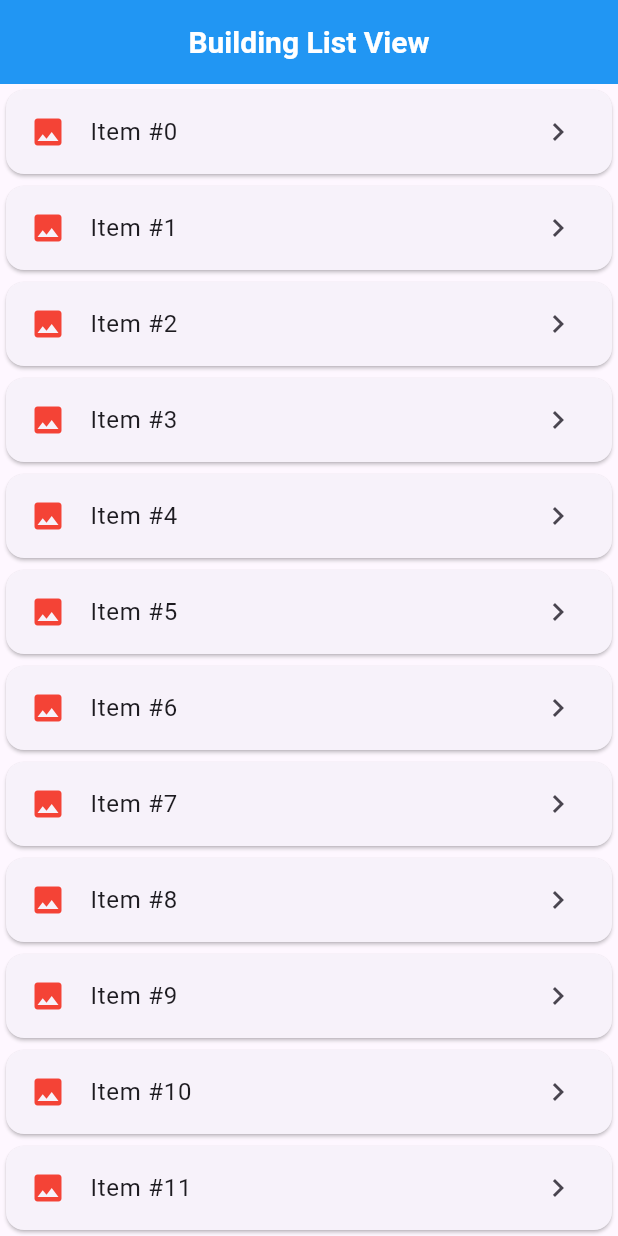
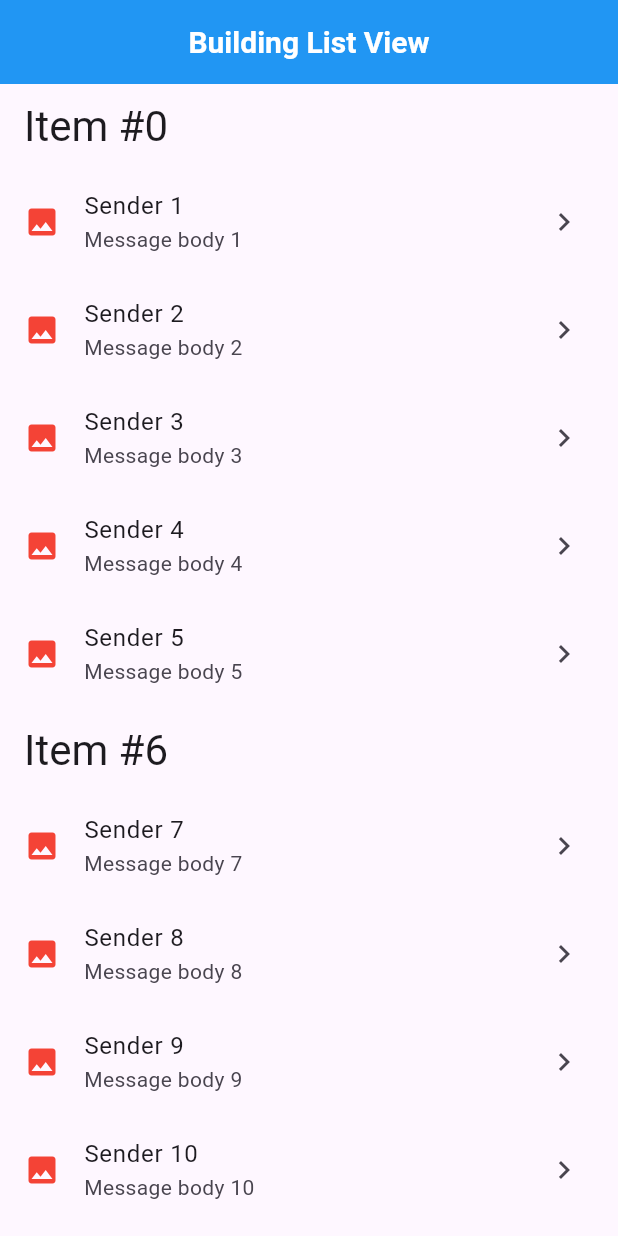
Before and after one commit to clonediff/FlutterTests, a Flutter app: the screen it shows after launch, on a phone screen of 412 x 824 dp. Run offline on Flutter 3.47's test engine with Material 3 defaults, Android fonts, the phone set to English and light mode, and no system bars.

Commit message:
[add] ListView with headings

```diff
--- a/lib/main.dart
+++ b/lib/main.dart
@@ -9,24 +9,57 @@ class MyFirstApp extends StatelessWidget {
 
   @override
   Widget build(BuildContext context) {
-    final List<String> items = List<String>.generate(10000, (i) => 'Item #$i');
+    final List<ListItem> items = List<ListItem>.generate(
+        10000,
+        (i) => i % 6 == 0
+            ? HeadingItem(title: 'Item #$i')
+            : MessageItem(
+                sender: 'Sender $i',
+                body: 'Message body $i',
+              ));
 
     return MaterialApp(
       home: Scaffold(
           appBar: DefaultAppBar(
             title: const Text('Building List View'),
           ),
-          body: ListView.builder(
-            itemBuilder: (context, index) => Card(
-              child: ListTile(
-                title: Text(items[index]),
-                leading: const Icon(Icons.insert_photo, color: Colors.red),
-                trailing: const Icon(Icons.keyboard_arrow_right),
-              ),
-            ),
-          )),
+          body: ListView.builder(itemBuilder: (context, index) {
+            switch (items[index]) {
+              case HeadingItem headingItem:
+                return ListTile(
+                  title: Text(
+                    headingItem.title,
+                    style: Theme.of(context).textTheme.headlineMedium,
+                  ),
+                );
+              case MessageItem messageItem:
+                return ListTile(
+                  title: Text(messageItem.sender),
+                  subtitle: Text(messageItem.body),
+                  leading: const Icon(Icons.insert_photo, color: Colors.red),
+                  trailing: const Icon(Icons.keyboard_arrow_right),
+                );
+              default:
+                throw UnimplementedError('Неизвестный тип элемента: ${items.runtimeType}');
+            }
+          })),
     );
   }
+}
+
+abstract class ListItem {}
+
+class HeadingItem extends ListItem {
+  final String title;
+
+  HeadingItem({required this.title});
+}
+
+class MessageItem extends ListItem {
+  final String sender;
+  final String body;
+
+  MessageItem({required this.sender, required this.body});
 }
 
 class DefaultAppBar extends AppBar {
```
